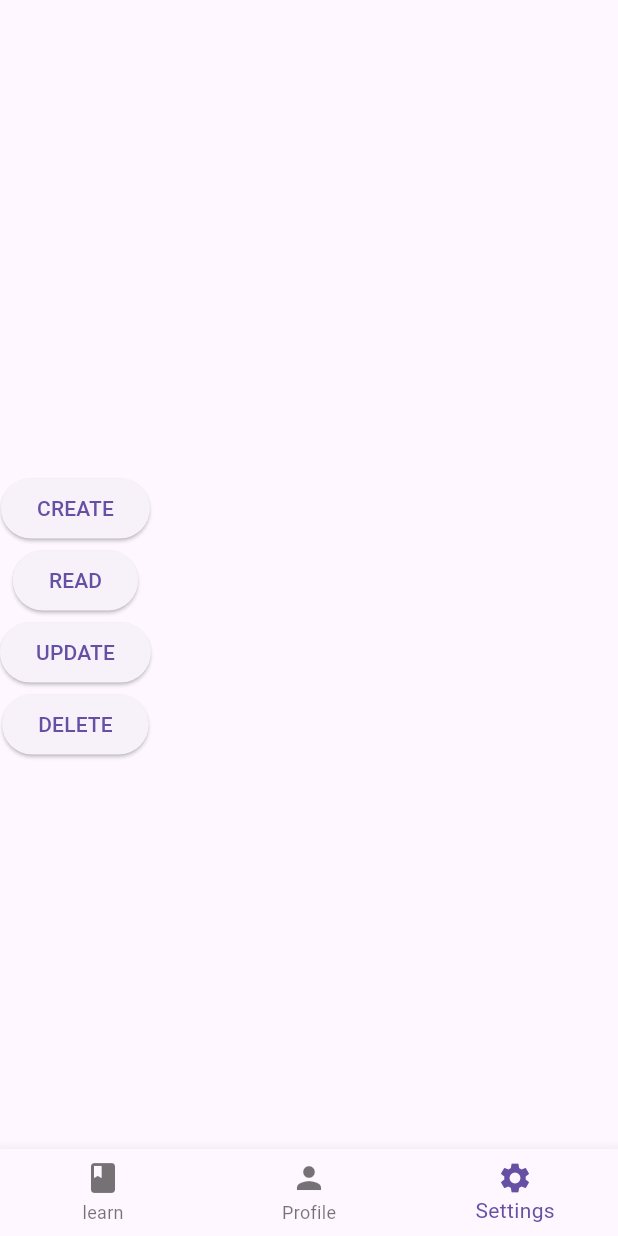
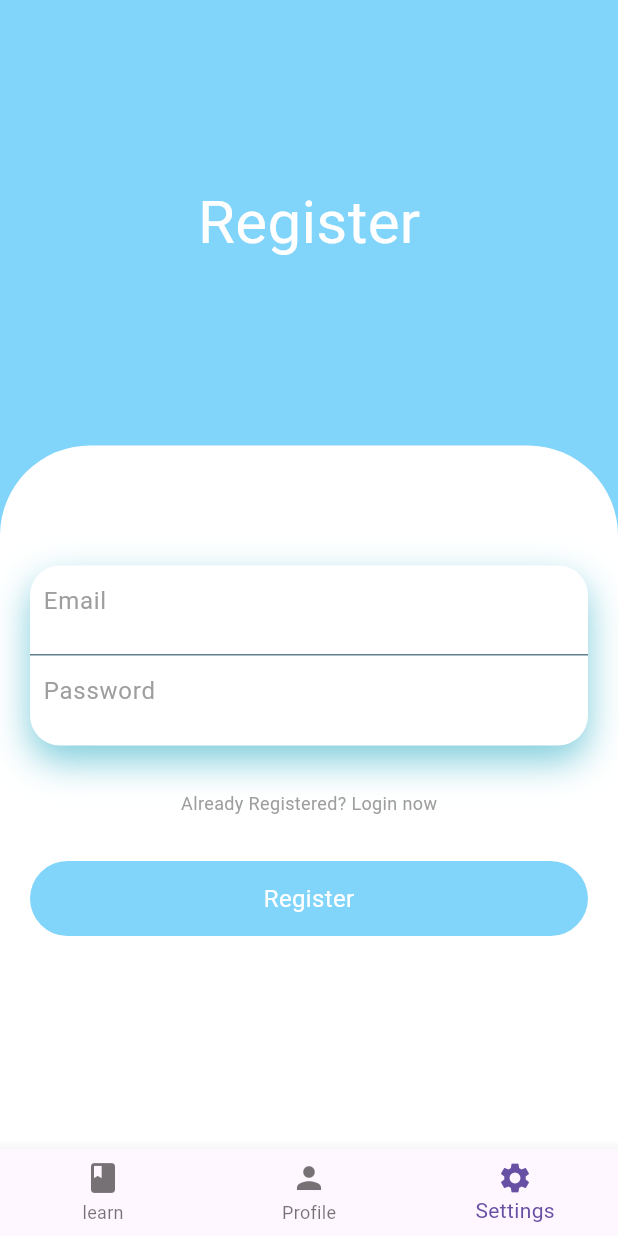
Before and after one commit to jackyz2/Flutter-I-code, a Flutter app: the screen it shows after launch, item 3 of the bottom bar chosen, on a phone screen of 412 x 824 dp. Run offline on Flutter 3.47's test engine with Material 3 defaults, Android fonts, the phone set to English and light mode, and no system bars; missing offline and left inert: dart:ffi.

```diff
--- a/lib/constants.dart
+++ b/lib/constants.dart
@@ -1,5 +1,5 @@
 import 'package:flutter/material.dart';
-const Color correct = Color(0x0FD913);
-const Color incorrect = Color(0xD90F0F);
+const Color correct = Color(0x000fd913);
+const Color incorrect = Color(0x00d90f0f);
 const Color neutral = Color.fromARGB(0, 212, 210, 210);
-const Color background = Color(0xFFFFFF);
+const Color background = Color(0x00ffffff);
--- a/lib/dbtest.dart
+++ b/lib/dbtest.dart
@@ -1,5 +1,4 @@
 import 'package:flutter/material.dart';
-import 'package:flutter/rendering.dart';
 import 'package:flutter_application_1/services/api.dart';
 
 class dbtestScreen extends StatefulWidget {
@@ -22,14 +21,14 @@ class _dbtestScreenState extends State<dbtestScreen> {
 
           ElevatedButton(onPressed: (){
             Navigator.push(context,
-              MaterialPageRoute(builder: (context) => createScreen())
+              MaterialPageRoute(builder: (context) => const createScreen())
             );
-          }, child: Text("CREATE")
+          }, child: const Text("CREATE")
 
           ),
-          ElevatedButton(onPressed: (){}, child: Text("READ")),
-          ElevatedButton(onPressed: (){}, child: Text("UPDATE")),
-          ElevatedButton(onPressed: (){}, child: Text("DELETE")),
+          ElevatedButton(onPressed: (){}, child: const Text("READ")),
+          ElevatedButton(onPressed: (){}, child: const Text("UPDATE")),
+          ElevatedButton(onPressed: (){}, child: const Text("DELETE")),
         ]
       )
     );
@@ -44,6 +43,7 @@ class createScreen extends StatefulWidget {
 class _createScreenState extends State<createScreen> {
   @override
   final questionController = TextEditingController();
+  @override
   Widget build(BuildContext context) {
     return Scaffold(
     appBar: AppBar(),
@@ -57,7 +57,7 @@ class _createScreenState extends State<createScreen> {
             "questionTitle": questionController.text,
           };
           API.adddata(data);
-        }, child: Text("CreateData")),
+        }, child: const Text("CreateData")),
       ]
     ),
     );
--- a/lib/main.dart
+++ b/lib/main.dart
@@ -2,6 +2,7 @@ import 'package:flutter/material.dart';
 import 'package:flutter_application_1/dbtest.dart';
 import 'package:flutter_application_1/pages/profilepage.dart';
 import 'package:flutter_application_1/pages/learningpage.dart';
+import 'package:flutter_application_1/pages/registerpage.dart';
 void main() {
   runApp(const MyApp());
 }
@@ -12,10 +13,10 @@ class MyApp extends StatelessWidget {
   // This widget is the root of your application.
   @override
   Widget build(BuildContext context) {
-    return MaterialApp(
+    return const MaterialApp(
       debugShowCheckedModeBanner: false,
 
-      home: const MyHomePage(title: 'I-code'),
+      home: MyHomePage(title: 'I-code'),
     );
   }
 }
@@ -29,9 +30,9 @@ class MyHomePage extends StatefulWidget {
 
 class _MyHomePageState extends State<MyHomePage> {
   int currentPageIndex = 0;
-  final screens = [LearningPage(), ProfilePage(), dbtestScreen()];
-  Color mainColor = Color(0xFF252C4A);
-  Color secondColor = Color(0xFF117EEB);
+  final screens = [const LearningPage(), const ProfilePage(), RegisterPage()];
+  Color mainColor = const Color(0xFF252C4A);
+  Color secondColor = const Color(0xFF117EEB);
   @override
   Widget build(BuildContext context) {
     return Scaffold(
--- a/lib/models/question_model.dart
+++ b/lib/models/question_model.dart
@@ -1,4 +1,3 @@
-import 'package:flutter/rendering.dart';
 
 class Question{
   //each question have an id and title
--- a/lib/pages/learningpage.dart
+++ b/lib/pages/learningpage.dart
@@ -16,7 +16,7 @@ class _LearningPageState extends State<LearningPage> {
           child: Card(
             color: Colors.grey.shade800,
             child: Text(
-              'Lesson ${count}',
+              'Lesson $count',
               style: TextStyle(
                 fontSize: 30,
                 color: Colors.blue.shade200,
@@ -25,7 +25,7 @@ class _LearningPageState extends State<LearningPage> {
           ),
         ),
       );
-    };
+    }
     return listItems;
   }
   final List<int> entries = <int>[0,1,2,3,4,5,6,7,8,9,10,11,12,13,14,15,16,17,18,19,20];
--- a/lib/pages/profilepage.dart
+++ b/lib/pages/profilepage.dart
@@ -1,5 +1,7 @@
 import 'package:flutter/material.dart';
 class ProfilePage extends StatelessWidget {
+  const ProfilePage({super.key});
+
   @override
   Widget build(BuildContext context) {
     return const Scaffold(
--- a/lib/pages/questionswidget.dart
+++ b/lib/pages/questionswidget.dart
@@ -1,4 +1,3 @@
-import 'package:flutter/material.dart';
 
 /*class QuestionWidget extends StatelessWidget {
   @override
--- /dev/null
+++ b/lib/pages/registerpage.dart
@@ -0,0 +1,164 @@
+import 'dart:ffi';
+
+import 'package:flutter/material.dart';
+import 'package:flutter_application_1/services/api.dart';
+
+import 'profilepage.dart';
+import 'loginpage.dart';
+
+
+class RegisterPage extends StatelessWidget {
+   RegisterPage({super.key});
+  final emailController = TextEditingController();
+  final passwordController = TextEditingController();
+  void registerUser() {
+    var data = {
+      "email": emailController.text,
+      "password": passwordController.text,
+    };
+    API.adddata(data);
+  }
+  @override
+  Widget build(BuildContext context) {
+    return Scaffold(
+      body: Container(
+        //padding: EdgeInsets.symmetric(vertical: 30),
+        color: Colors.lightBlue[200],
+        child: Column(
+          crossAxisAlignment: CrossAxisAlignment.center,
+          children: <Widget>[
+            const SizedBox(
+              height: 100,
+            ),
+            const Padding(
+              padding: EdgeInsets.all(20),
+              child: Column(
+                crossAxisAlignment: CrossAxisAlignment.center,
+                children: <Widget>[
+                  Text("Register",
+                      style: TextStyle(color: Colors.white, fontSize: 40)),
+                  SizedBox(
+                    height: 100,
+                  ),
+                ],
+              ),
+            ),
+            Expanded(
+              child: Container(
+                decoration: const BoxDecoration(
+                  color: Colors.white,
+                  borderRadius: BorderRadius.only(
+                    topLeft: Radius.circular(60),
+                    topRight: Radius.circular(60),
+                  ),
+                ),
+                child: Padding(
+                  padding: const EdgeInsets.all(20),
+                  child: Column(
+                    children: <Widget>[
+                      const SizedBox(
+                        height: 60,
+                      ),
+                      Container(
+                        decoration: BoxDecoration(
+                          color: Colors.white,
+                          borderRadius: BorderRadius.circular(20),
+                          boxShadow: const [
+                            BoxShadow(
+                                color: Color(0xF479CBDA),
+                                blurRadius: 20,
+                                offset: Offset(0, 10))
+                          ],
+                        ),
+                        child: Column(
+                          children: <Widget>[
+                            Container(
+                              height: 60,
+                              decoration: const BoxDecoration(
+                                  border: Border(
+                                      bottom:
+                                          BorderSide(color: Colors.blueGrey))),
+                              child: TextField(
+                                controller: emailController,
+                                decoration: const InputDecoration(
+                                  hintText: "  Email",
+                                  hintStyle: TextStyle(
+                                      color: Colors.grey, height: 2.0),
+                                  border: InputBorder.none,
+                                ),
+                              ),
+                            ),
+                            Container(
+                              height: 60,
+                              decoration: const BoxDecoration(
+                                  //border: Border(bottom: BorderSide(color: Colors.blueGrey))
+                                  ),
+                              child: TextField(
+                                controller: passwordController,
+                                decoration: const InputDecoration(
+                                  hintText: "  Password",
+                                  hintStyle:
+                                      TextStyle(color: Colors.grey, height: 2),
+                                  border: InputBorder.none,
+                                ),
+                              ),
+                            ),
+                          ],
+                        ),
+                      ),
+                      const SizedBox(
+                        height: 30,
+                      ),
+                      GestureDetector(
+                        onTap: () {
+                          Navigator.push(
+                            context,
+                            MaterialPageRoute(
+                                builder: (context) =>  LoginPage()),
+                          );
+                        },
+                        child: const Center(
+                          child: Text(
+                            "Already Registered? Login now",
+                            style: TextStyle(color: Colors.grey, fontSize: 12),
+                          ),
+                        ),
+                      ),
+                      const SizedBox(
+                        height: 30,
+                      ),
+                      GestureDetector(
+                        onTap: () {
+                          registerUser();
+                          Navigator.push(
+                            context,
+                            MaterialPageRoute(
+                                builder: (context) => ProfilePage()),
+                          );
+                        },
+                        child: Container(
+                          height: 50,
+                          decoration: BoxDecoration(
+                            borderRadius: BorderRadius.circular(50),
+                            color: Colors.lightBlue[200],
+                          ),
+                          child: const Center(
+                            child: Text(
+                              "Register",
+                              style:
+                                  TextStyle(color: Colors.white, fontSize: 16),
+                            ),
+                          ),
+                        ),
+                      ),
+                    ],
+                  ),
+                ),
+              ),
+            ),
+          ],
+        ),
+      ),
+    );
+  }
+}
--- a/lib/services/api.dart
+++ b/lib/services/api.dart
@@ -5,7 +5,7 @@ class API {
   static const baseUrl = "http://192.168.40.240:2000/api/";
 
   static adddata(Map data) async {
-    var url = Uri.parse("${baseUrl}add_data");
+    var url = Uri.parse("${baseUrl}/auth/signup");
 
     try{
       final res = await http.post(url, body: data);
```
Also changed, not shown: lib/pages/authpage.dart (added, +25 -0 lines), lib/pages/loginpage.dart (added, +166 -0 lines), 6 other files.
